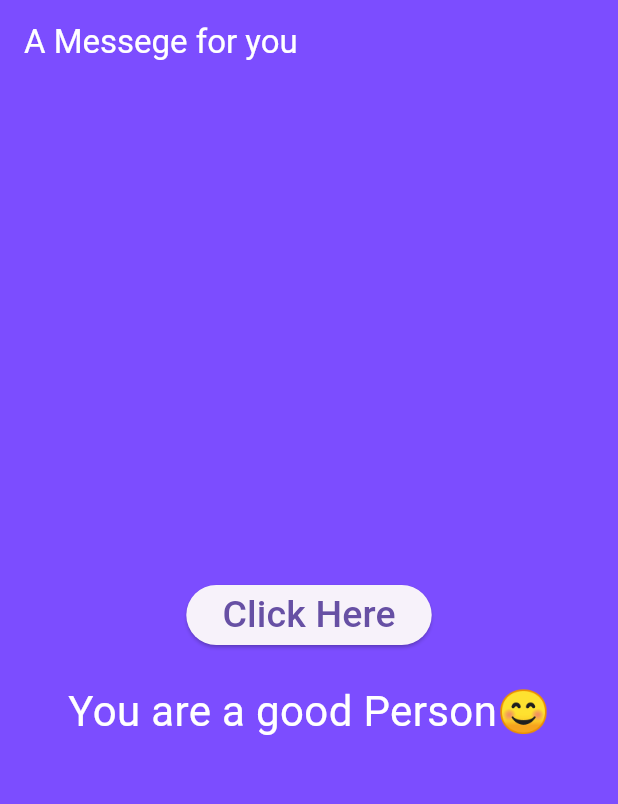
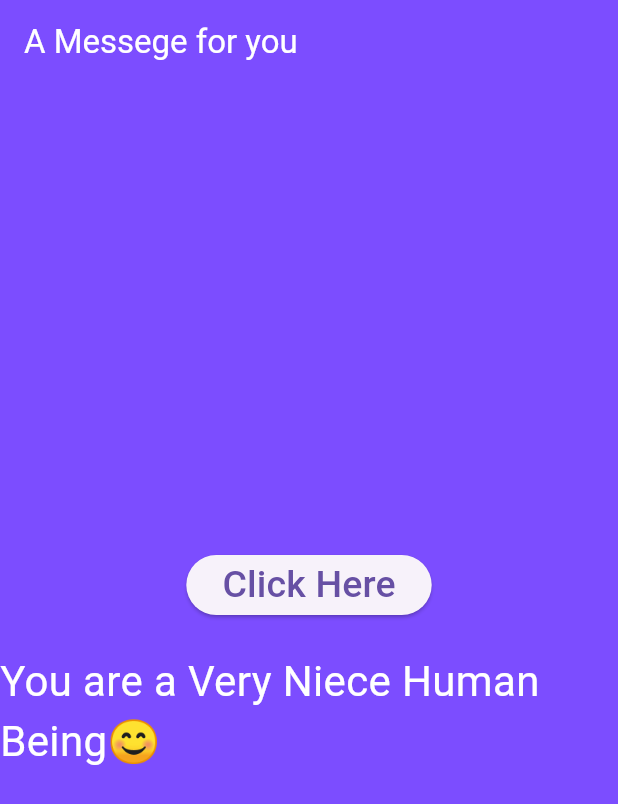
Before and after one commit to harsh082ip/GitHub-Actions-Demo, a Flutter app: the screen it shows after launch, after a tap on "Click Here", on a phone screen of 412 x 824 dp. Shown: the top 804 px of the screen. Run offline on Flutter 3.47's test engine with Material 2 defaults, Android fonts, the phone set to English and light mode, and no system bars.

Commit message:
some changes made

```diff
--- a/lib/home_screen.dart
+++ b/lib/home_screen.dart
@@ -11,7 +11,7 @@ class _HomePageState extends State<HomePage> {
   @override
   var value = '';
   _changeValue() {
-    value = 'You are a good Person😊';
+    value = 'You are a Very Niece Human Being😊';
     setState(() {});
   }
 
```
